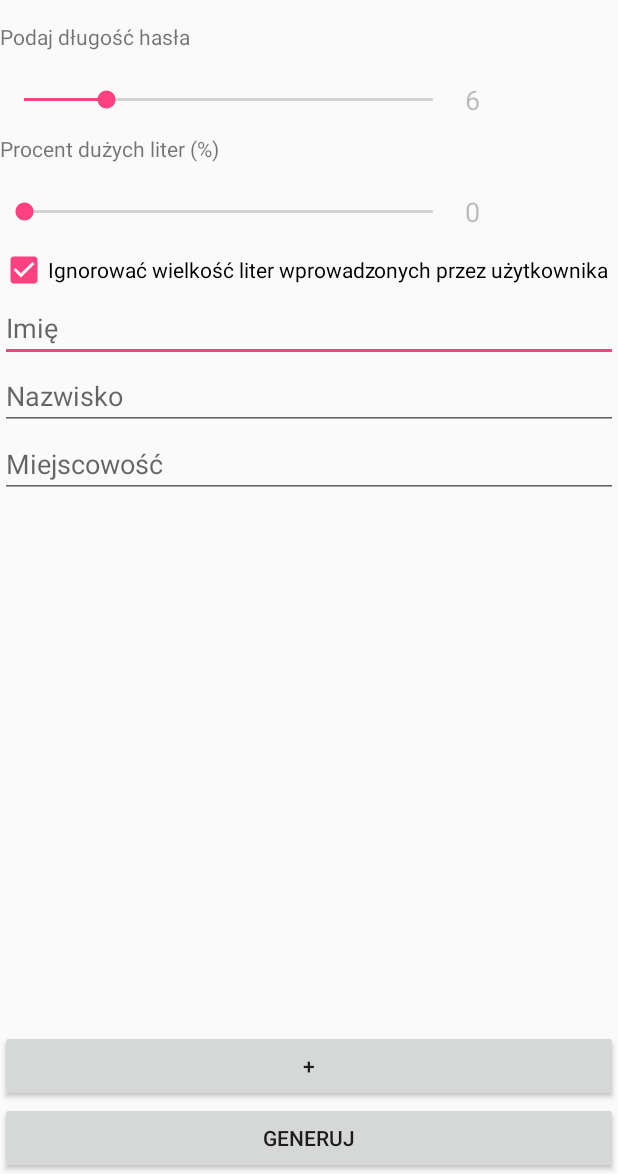
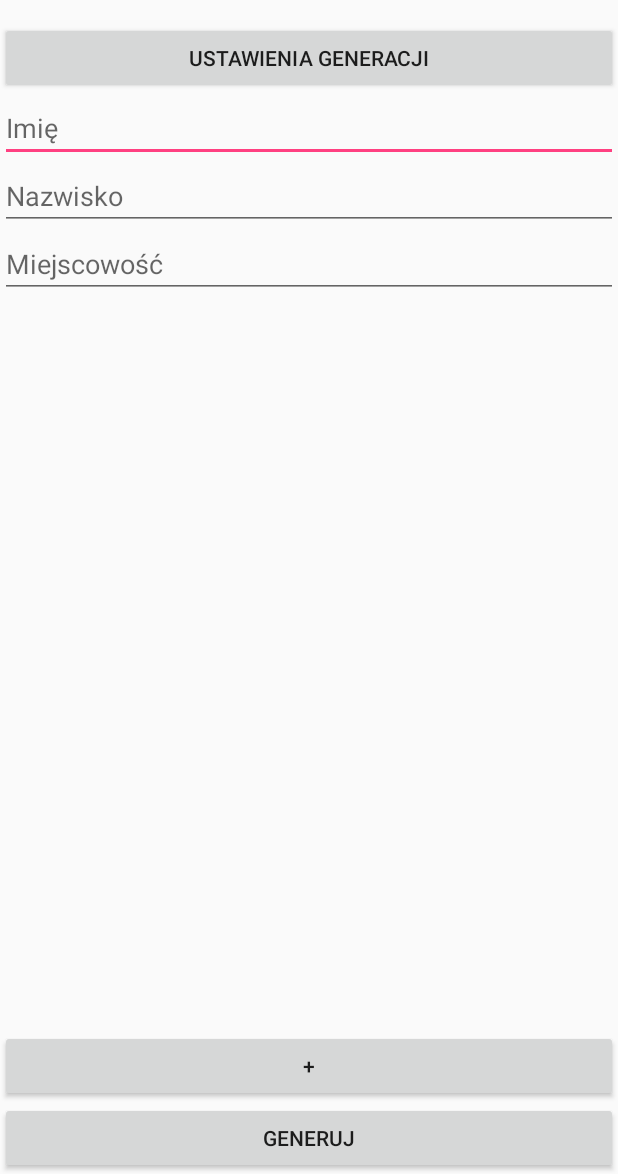
Before and after one commit to filipw2/projektGenerator, an Android app: the screen it shows after launch (MainActivity), on a phone screen of 412 x 824 dp, the part 62-1236 px from its top. Run offline under Robolectric (Android 15) with nearby library versions, the phone set to English and light mode, and no system bars.

Commit message:
Show/Hide options

```diff
--- a/app/src/main/java/com/example/projekt/generator/MainActivity.java
+++ b/app/src/main/java/com/example/projekt/generator/MainActivity.java
@@ -9,6 +9,7 @@ import android.preference.PreferenceManager;
 import android.support.v7.app.AlertDialog;
 import android.support.v7.app.AppCompatActivity;
 import android.support.v7.widget.Toolbar;
+import android.text.Layout;
 import android.view.Menu;
 import android.view.MenuItem;
 import android.view.View;
@@ -29,11 +30,13 @@ import receiver.WakefulReceiver;
 public class MainActivity extends AppCompatActivity {
     Generator gen;
     LinearLayout ll;
+    LinearLayout myLayout;
     List<EditText> editTextList = new ArrayList<EditText>();
     private WakefulReceiver wr;
     public static final String EXTRA_MESSAGE = "com.example.myfirstapp.MESSAGE";
     int passwordLength;
     boolean ignore=true;
+    boolean settingsVisible=false;
     TextView upp;
 
     @Override
@@ -43,6 +46,17 @@ public class MainActivity extends AppCompatActivity {
 
         PreferenceManager.setDefaultValues(this, R.xml.preferences, true);
 
+        Button showhide = (Button) findViewById(R.id.btnActThree);
+        showhide.setOnClickListener(new Button.OnClickListener() {
+                                 @Override
+                                 public void onClick(View v) {
+                                     showHide();
+                                 }
+                             }
+        );
+
+        myLayout = (LinearLayout) findViewById(R.id.settings_container);
+        myLayout.setVisibility(LinearLayout.GONE);
 
         final TextView tv = (EditText) findViewById(R.id.passwordLength);
         tv.setFocusable(false);
@@ -183,7 +197,8 @@ public class MainActivity extends AppCompatActivity {
     }
 
 
-    //TODO check if fields contain data
+    //TODO add scroll if there are too many fields
+
     private Boolean setData() {
         int c=0;
         if (!editTextList.isEmpty())
@@ -263,6 +278,17 @@ public class MainActivity extends AppCompatActivity {
         ll.addView(eT);
     }
 
+    private void showHide() {
+        myLayout = (LinearLayout) findViewById(R.id.settings_container);
+        if(settingsVisible) {
+            myLayout.setVisibility(LinearLayout.GONE);
+            settingsVisible=false;
+        }
+        else {
+            myLayout.setVisibility(LinearLayout.VISIBLE);
+            settingsVisible=true;
+        }
+    }
 
     private void addField(String text) {
         addField();
--- a/app/src/main/res/layout/activity_main.xml
+++ b/app/src/main/res/layout/activity_main.xml
@@ -6,9 +6,24 @@
     android:layout_height="fill_parent"
     android:id="@+id/linearLayout">
 
+
     <include
         android:id="@+id/toolbar"
         layout="@layout/toolbar"></include>
+
+    <Button
+        android:id="@+id/btnActThree"
+        android:layout_width="match_parent"
+        android:layout_height="wrap_content"
+        android:onClick="sendMessage"
+        android:text="@string/options"></Button>
+
+    <LinearLayout
+        android:id="@+id/settings_container"
+        android:layout_width="match_parent"
+        android:layout_height="wrap_content"
+        android:orientation="vertical">
+
     <TextView
         android:id="@+id/textView2"
         android:layout_width="match_parent"
@@ -70,7 +85,7 @@
         android:layout_height="wrap_content"
         android:checked="true"
         android:text="@string/ignore" />
-
+    </LinearLayout>
 
     <LinearLayout
         android:id="@+id/field_container"
--- a/app/src/main/res/values/strings.xml
+++ b/app/src/main/res/values/strings.xml
@@ -15,5 +15,6 @@
     <string name="name">Imię</string>
     <string name="surname">Nazwisko</string>
     <string name="location">Mejscowość</string>
+    <string name="options">Ustawienia generacji</string>
     <string name="ignore">Ignorować wielkość liter wprowadzonych przez użytkownika</string>
 </resources>
```
